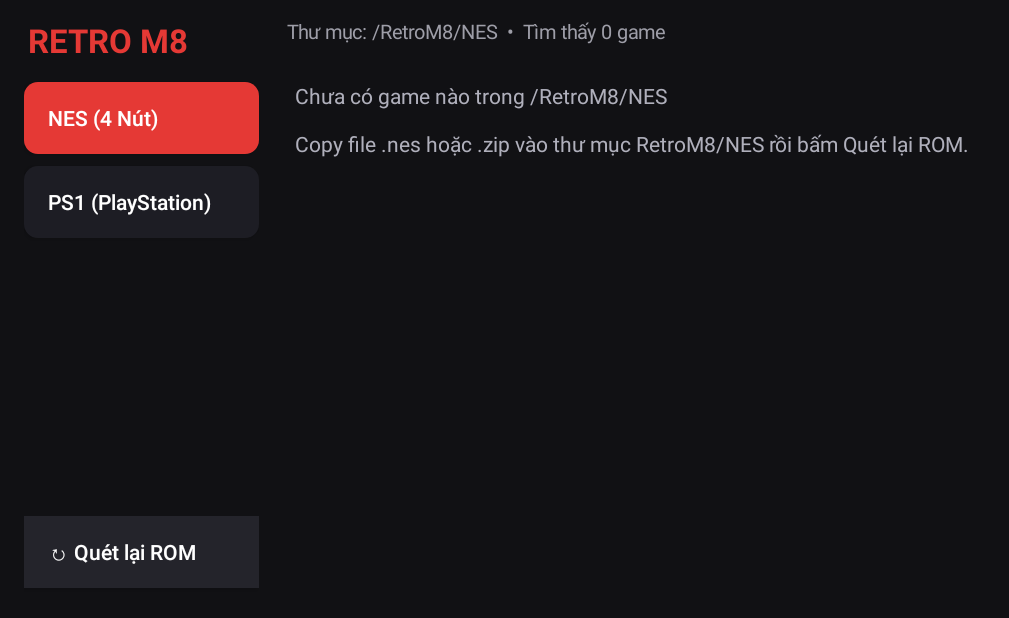
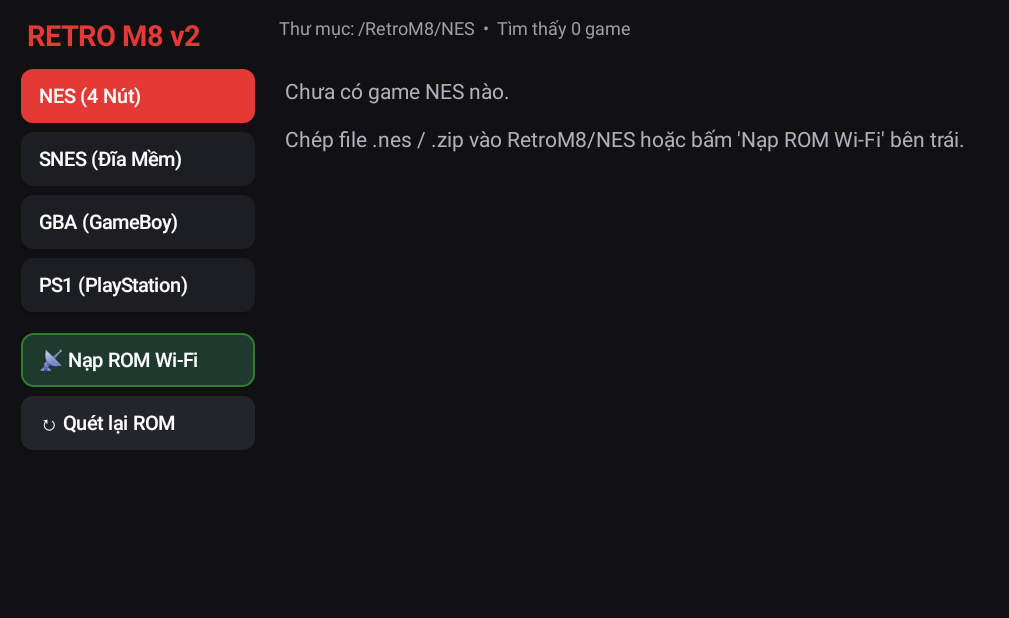
Before and after one commit to doanhgm/RetroM8, an Android app: the screen it shows after launch (MainActivity), on a phone screen of 824 x 412 dp (held sideways). Shown: the whole screen, without its empty margins (0-1009 px from the left). Run offline under Robolectric (Android 15) with nearby library versions, the phone set to English and light mode, and no system bars.

Commit message:
Update MainActivity.kt

```diff
--- a/app/src/main/java/com/retrom8/app/MainActivity.kt
+++ b/app/src/main/java/com/retrom8/app/MainActivity.kt
@@ -19,14 +19,24 @@ import java.io.File
 class MainActivity : AppCompatActivity() {
 
     private var currentSystem = "NES"
-    private lateinit var btnNes: Button
-    private lateinit var btnPs1: Button
+    private val tabButtons = mutableMapOf<String, Button>()
+    private lateinit var btnWifi: Button
+    private lateinit var wifiBanner: TextView
     private lateinit var listContainer: LinearLayout
     private lateinit var statusText: TextView
 
     private val rootDir: File by lazy {
         File(Environment.getExternalStorageDirectory(), "RetroM8")
     }
+
+    private var wifiServer: WifiRomServer? = null
+
+    private val systemColors = mapOf(
+        "NES" to "#FFE53935",
+        "SNES" to "#FF7E57C2",
+        "GBA" to "#FF3949AB",
+        "PS1" to "#FFD81B60"
+    )
 
     override fun onCreate(savedInstanceState: Bundle?) {
         super.onCreate(savedInstanceState)
@@ -48,46 +58,76 @@ class MainActivity : AppCompatActivity() {
         val root = LinearLayout(this).apply {
             orientation = LinearLayout.HORIZONTAL
             setBackgroundColor(Color.parseColor("#111114"))
-            setPadding(24, 18, 24, 18)
+            setPadding(dp(14), dp(10), dp(14), dp(10))
         }
 
-        // Cột trái: Logo + Chọn hệ máy
+        // Cột trái có cuộn dự phòng cho màn ngang
+        val sidebarScroll = ScrollView(this).apply {
+            layoutParams = LinearLayout.LayoutParams(dp(168), LinearLayout.LayoutParams.MATCH_PARENT)
+            isVerticalScrollBarEnabled = false
+        }
+
         val sidebar = LinearLayout(this).apply {
             orientation = LinearLayout.VERTICAL
-            layoutParams = LinearLayout.LayoutParams(dp(170), LinearLayout.LayoutParams.MATCH_PARENT)
-            setPadding(0, 0, 20, 0)
+            setPadding(0, 0, dp(12), 0)
         }
 
         val title = TextView(this).apply {
-            text = "RETRO M8"
+            text = "RETRO M8 v2"
             setTextColor(Color.parseColor("#FFE53935"))
-            textSize = 22f
+            textSize = 19f
             typeface = Typeface.DEFAULT_BOLD
-            setPadding(4, 0, 0, 20)
+            setPadding(dp(4), 0, 0, dp(10))
+        }
+        sidebar.addView(title)
+
+        val tabs = listOf(
+            "NES" to "NES (4 Nút)",
+            "SNES" to "SNES (Đĩa Mềm)",
+            "GBA" to "GBA (GameBoy)",
+            "PS1" to "PS1 (PlayStation)"
+        )
+        tabs.forEach { (sys, label) ->
+            val btn = createSidebarButton(label) { switchSystem(sys) }
+            tabButtons[sys] = btn
+            sidebar.addView(btn)
         }
 
-        btnNes = createTabButton("NES (4 Nút)") { switchSystem("NES") }
-        btnPs1 = createTabButton("PS1 (PlayStation)") { switchSystem("PS1") }
-        val btnReload = createTabButton("↻ Quét lại ROM") { loadGames() }.apply {
-            setBackgroundColor(Color.parseColor("#24242B"))
+        btnWifi = createSidebarButton("📡 Nạp ROM Wi-Fi") { toggleWifiServer() }.apply {
+            background = roundBg("#FF1E3A2F", "#FF2E7D32")
+            (layoutParams as LinearLayout.LayoutParams).topMargin = dp(8)
+        }
+        val btnReload = createSidebarButton("↻ Quét lại ROM") { loadGames() }.apply {
+            background = roundBg("#FF24242B")
         }
 
-        sidebar.addView(title)
-        sidebar.addView(btnNes)
-        sidebar.addView(btnPs1)
-        sidebar.addView(View(this).apply { layoutParams = LinearLayout.LayoutParams(1, 0, 1f) })
+        sidebar.addView(btnWifi)
         sidebar.addView(btnReload)
+        sidebarScroll.addView(sidebar)
 
-        // Cột phải: Danh sách game
+        // Cột phải: Banner Wi-Fi + Danh sách game
         val rightCol = LinearLayout(this).apply {
             orientation = LinearLayout.VERTICAL
             layoutParams = LinearLayout.LayoutParams(0, LinearLayout.LayoutParams.MATCH_PARENT, 1f)
         }
 
+        wifiBanner = TextView(this).apply {
+            visibility = View.GONE
+            setTextColor(Color.WHITE)
+            textSize = 13f
+            typeface = Typeface.DEFAULT_BOLD
+            setPadding(dp(12), dp(8), dp(12), dp(8))
+            background = roundBg("#FF1B4D3E", "#FF43A047")
+            layoutParams = LinearLayout.LayoutParams(
+                LinearLayout.LayoutParams.MATCH_PARENT,
+                LinearLayout.LayoutParams.WRAP_CONTENT
+            ).apply { bottomMargin = dp(8) }
+        }
+
         statusText = TextView(this).apply {
             setTextColor(Color.parseColor("#9E9EA8"))
-            textSize = 13f
-            setPadding(8, 0, 8, 12)
+            textSize = 12f
+            setPadding(dp(4), 0, dp(4), dp(8))
         }
 
         val scrollView = ScrollView(this).apply {
@@ -101,47 +141,83 @@ class MainActivity : AppCompatActivity() {
             orientation = LinearLayout.VERTICAL
         }
         scrollView.addView(listContainer)
+
+        rightCol.addView(wifiBanner)
         rightCol.addView(statusText)
         rightCol.addView(scrollView)
 
-        root.addView(sidebar)
+        root.addView(sidebarScroll)
         root.addView(rightCol)
         setContentView(root)
     }
 
-    private fun createTabButton(label: String, onClick: () -> Unit): Button {
+    private fun createSidebarButton(label: String, onClick: () -> Unit): Button {
         return Button(this).apply {
             text = label
             isAllCaps = false
             setTextColor(Color.WHITE)
-            textSize = 14f
+            textSize = 13f
             gravity = Gravity.START or Gravity.CENTER_VERTICAL
-            setPadding(24, 16, 16, 16)
+            setPadding(dp(12), 0, dp(10), 0)
+            minHeight = 0
+            minimumHeight = 0
             layoutParams = LinearLayout.LayoutParams(
                 LinearLayout.LayoutParams.MATCH_PARENT,
-                LinearLayout.LayoutParams.WRAP_CONTENT
-            ).apply { bottomMargin = 12 }
+                dp(36)
+            ).apply { bottomMargin = dp(6) }
             setOnClickListener { onClick() }
         }
     }
 
+    private fun roundBg(fillHex: String, strokeHex: String? = null): GradientDrawable {
+        return GradientDrawable().apply {
+            setColor(Color.parseColor(fillHex))
+            cornerRadius = dp(8).toFloat()
+            if (strokeHex != null) setStroke(2, Color.parseColor(strokeHex))
+        }
+    }
+
     private fun updateTabStyles() {
-        val activeBg = GradientDrawable().apply {
-            setColor(Color.parseColor("#FFE53935"))
-            cornerRadius = 14f
+        tabButtons.forEach { (sys, btn) ->
+            val color = if (sys == currentSystem) systemColors[sys] ?: "#FFE53935" else "#FF1D1D24"
+            btn.background = roundBg(color)
         }
-        val normalBg = GradientDrawable().apply {
-            setColor(Color.parseColor("#1D1D24"))
-            cornerRadius = 14f
-        }
-        btnNes.background = if (currentSystem == "NES") activeBg else normalBg
-        btnPs1.background = if (currentSystem == "PS1") activeBg else normalBg
     }
 
     private fun switchSystem(sys: String) {
         currentSystem = sys
         updateTabStyles()
         loadGames()
+    }
+
+    private fun toggleWifiServer() {
+        val current = wifiServer
+        if (current != null && current.isRunning) {
+            current.stop()
+            wifiServer = null
+            wifiBanner.visibility = View.GONE
+            btnWifi.text = "📡 Nạp ROM Wi-Fi"
+            btnWifi.background = roundBg("#FF1E3A2F", "#FF2E7D32")
+            return
+        }
+
+        ensureFolders()
+        val server = WifiRomServer(rootDir, 8080) { sys, fileName ->
+            runOnUiThread {
+                Toast.makeText(this, "Đã nhận [$sys]: $fileName", Toast.LENGTH_SHORT).show()
+                if (sys == currentSystem) loadGames()
+            }
+        }
+        val ip = server.start()
+        if (ip == null) {
+            Toast.makeText(this, "Hãy bật Wi-Fi trên HTC M8 trước!", Toast.LENGTH_SHORT).show()
+            return
+        }
+        wifiServer = server
+        wifiBanner.text = "📡 Mở trình duyệt trên PC vào:  http://$ip:8080  để gửi ROM"
+        wifiBanner.visibility = View.VISIBLE
+        btnWifi.text = "⏹ Tắt Wi-Fi"
+        btnWifi.background = roundBg("#FF6D1B1B", "#FFE53935")
     }
 
     private fun checkPermissionsAndLoad() {
@@ -169,7 +245,7 @@ class MainActivity : AppCompatActivity() {
     }
 
     private fun ensureFolders() {
-        listOf("NES", "PS1", "BIOS", "Saves").forEach {
+        listOf("NES", "SNES", "GBA", "PS1", "BIOS", "Saves").forEach {
             File(rootDir, it).mkdirs()
         }
     }
@@ -179,10 +255,11 @@ class MainActivity : AppCompatActivity() {
         val folder = File(rootDir, currentSystem)
         if (!folder.exists()) folder.mkdirs()
 
-        val validExts = if (currentSystem == "NES") {
-            setOf("nes", "zip")
-        } else {
-            setOf("chd", "pbp", "cue", "iso", "img")
+        val validExts = when (currentSystem) {
+            "NES" -> setOf("nes", "zip")
+            "SNES" -> setOf("sfc", "smc", "zip")
+            "GBA" -> setOf("gba", "zip")
+            else -> setOf("chd", "pbp", "cue", "iso", "img")
         }
 
         val allFiles = folder.listFiles()?.filter { it.isFile } ?: emptyList()
@@ -201,16 +278,17 @@ class MainActivity : AppCompatActivity() {
         statusText.text = "Thư mục: /RetroM8/$currentSystem  •  Tìm thấy ${roms.size} game"
 
         if (roms.isEmpty()) {
+            val hintText = when (currentSystem) {
+                "NES" -> "Chép file .nes / .zip vào RetroM8/NES hoặc bấm 'Nạp ROM Wi-Fi' bên trái."
+                "SNES" -> "Chép file .sfc / .smc / .zip vào RetroM8/SNES hoặc bấm 'Nạp ROM Wi-Fi'."
+                "GBA" -> "Chép file .gba / .zip vào RetroM8/GBA hoặc bấm 'Nạp ROM Wi-Fi'."
+                else -> "Chép file .chd / .pbp / .iso / .cue+.bin vào RetroM8/PS1 (hoặc gửi qua Wi-Fi).\nCó thể bỏ thêm scph1001.bin vào RetroM8/BIOS."
+            }
             val hint = TextView(this).apply {
-                text = "Chưa có game nào trong /RetroM8/$currentSystem\n\n" +
-                    if (currentSystem == "NES") {
-                        "Copy file .nes hoặc .zip vào thư mục RetroM8/NES rồi bấm Quét lại ROM."
-                    } else {
-                        "Copy file .chd, .pbp, .iso hoặc .cue+.bin vào RetroM8/PS1.\n(Khuyên dùng .chd hoặc .pbp cho gọn 1 file duy nhất; có thể bỏ thêm scph1001.bin vào RetroM8/BIOS)."
-                    }
+                text = "Chưa có game $currentSystem nào.\n\n$hintText"
                 setTextColor(Color.parseColor("#B0B0BC"))
                 textSize = 14f
-                setPadding(16, 24, 16, 16)
+                setPadding(dp(8), dp(16), dp(8), dp(12))
             }
             listContainer.addView(hint)
             return
@@ -221,18 +299,16 @@ class MainActivity : AppCompatActivity() {
                 text = "▸  ${rom.nameWithoutExtension}"
                 isAllCaps = false
                 setTextColor(Color.WHITE)
-                textSize = 15f
+                textSize = 14f
                 gravity = Gravity.START or Gravity.CENTER_VERTICAL
-                setPadding(24, 18, 24, 18)
-                background = GradientDrawable().apply {
-                    setColor(Color.parseColor("#1C1C23"))
-                    cornerRadius = 12f
-                    setStroke(2, Color.parseColor("#2E2E38"))
-                }
+                setPadding(dp(14), dp(10), dp(14), dp(10))
+                minHeight = 0
+                minimumHeight = 0
+                background = roundBg("#FF1C1C23", "#FF2E2E38")
                 layoutParams = LinearLayout.LayoutParams(
                     LinearLayout.LayoutParams.MATCH_PARENT,
                     LinearLayout.LayoutParams.WRAP_CONTENT
-                ).apply { bottomMargin = 10 }
+                ).apply { bottomMargin = dp(8) }
                 setOnClickListener {
                     val intent = Intent(this@MainActivity, PlayActivity::class.java).apply {
                         putExtra("SYSTEM", currentSystem)
@@ -246,5 +322,10 @@ class MainActivity : AppCompatActivity() {
         }
     }
 
+    override fun onDestroy() {
+        wifiServer?.stop()
+        super.onDestroy()
+    }
+
     private fun dp(v: Int): Int = (v * resources.displayMetrics.density).toInt()
 }
```
